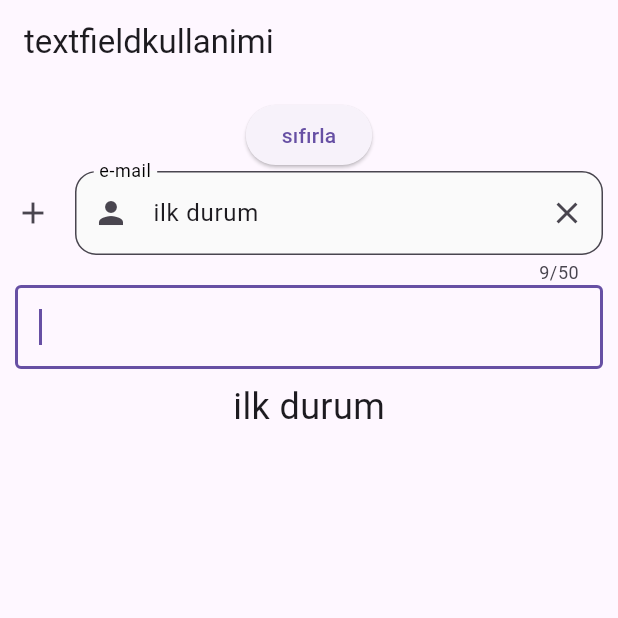
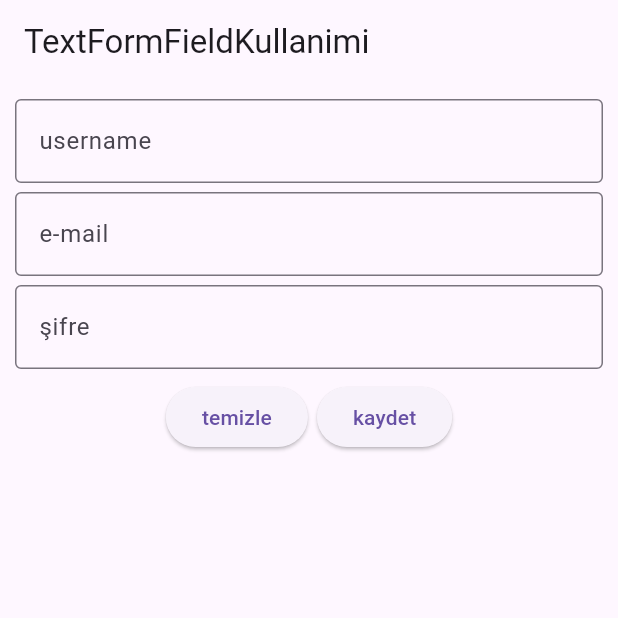
Before and after one commit to musa1acibalik/flutter-learning, a Flutter app: the screen it shows after launch, on a phone screen of 412 x 824 dp, the top half of it. Run offline on Flutter 3.47's test engine with Material 3 defaults, Android fonts, the phone set to English and light mode, and no system bars; our stand-ins replace dio, email_validator, flutter_smart_dialog, fluttertoast.

Commit message:
use text-form-field

```diff
--- a/lib/main.dart
+++ b/lib/main.dart
@@ -3,6 +3,7 @@ import 'dart:math';
 import 'package:flutter/material.dart';
 import 'package:flutter_calismalari/dio_kullanimi.dart';
 import 'package:flutter_calismalari/text_field_kullanimi.dart';
+import 'package:flutter_calismalari/text_form_field_kullanimi.dart';
 import 'package:fluttertoast/fluttertoast.dart';
 
 void main(List<String> args) {
@@ -14,7 +15,7 @@ class MyApp extends StatelessWidget {
 
   @override
   Widget build(BuildContext context) {
-    return MaterialApp(theme: ThemeData(), home: TextFieldKullanimi());
+    return MaterialApp(theme: ThemeData(), home: TextFormFieldKullanimi());
   }
 }
 
--- /dev/null
+++ b/lib/text_form_field_kullanimi.dart
@@ -0,0 +1,125 @@
+import 'package:email_validator/email_validator.dart';
+import 'package:flutter/material.dart';
+
+class TextFormFieldKullanimi extends StatefulWidget {
+  const TextFormFieldKullanimi({super.key});
+
+  @override
+  State<TextFormFieldKullanimi> createState() => _TextFormFieldKullanimiState();
+}
+
+class _TextFormFieldKullanimiState extends State<TextFormFieldKullanimi> {
+  final _formkey = GlobalKey<FormState>();
+  String _username = '', _email = '', _password = '';
+
+  @override
+  Widget build(BuildContext context) {
+    return Scaffold(
+      appBar: AppBar(title: Text("TextFormFieldKullanimi")),
+      body: Padding(
+        padding: EdgeInsets.all(10),
+        child: Form(
+          autovalidateMode: AutovalidateMode.disabled,
+          key: _formkey,
+          child: Column(
+            children: [
+              TextFormField(
+                validator: (value) {
+                  if (value!.length < 6) {
+                    return 'user name en az 6 karakter olmalı';
+                  } else {
+                    return null;
+                  }
+                },
+                decoration: InputDecoration(
+                  border: OutlineInputBorder(),
+                  labelText: 'username ',
+                  hintText: 'username giriniz',
+                ),
+                onSaved: (newValue) {
+                  _username = newValue!;
+                },
+              ),
+              SizedBox(height: 6),
+              TextFormField(
+                keyboardType: TextInputType.emailAddress,
+
+                validator: (value) {
+                  if (!EmailValidator.validate(value!)) {
+                    return 'geçerli bir mail giriniz';
+                  } else {
+                    return null;
+                  }
+                },
+                onSaved: (newValue) {
+                  _email = newValue!;
+                },
+                decoration: InputDecoration(
+                  border: OutlineInputBorder(),
+                  labelText: 'e-mail ',
+                  hintText: 'e-mail giriniz',
+                ),
+              ),
+              SizedBox(height: 6),
+              TextFormField(
+                keyboardType: TextInputType.emailAddress,
+
+                validator: (value) {
+                  if (value!.length < 6) {
+                    return 'karakter sayısı 6 dan fazla olmalı';
+                  } else {
+                    return null;
+                  }
+                },
+                onSaved: (newValue) {
+                  _password != newValue;
+                },
+                obscureText: true,
+                decoration: InputDecoration(
+                  border: OutlineInputBorder(),
+                  labelText: 'şifre ',
+                  hintText: 'şifre giriniz',
+                ),
+              ),
+              SizedBox(height: 8),
+              Row(
+                mainAxisAlignment: MainAxisAlignment.center,
+
+                children: [
+                  ElevatedButton(
+                    onPressed: () {
+                      _formkey.currentState!.reset();
+                    },
+                    child: Text("temizle"),
+                  ),
+                  SizedBox(width: 6),
+                  ElevatedButton(
+                    onPressed: () {
+                      bool sonuc = _formkey.currentState!.validate();
+                      if (sonuc) {
+                        _formkey.currentState!.save();
+                        ScaffoldMessenger.of(context).showSnackBar(
+                          SnackBar(
+                            content: Text('username: $_username email:$_email'),
+                          ),
+                        );
+                      } else {
+                        ScaffoldMessenger.of(context).showSnackBar(
+                          SnackBar(
+                            content: Text('tüm veriler validate olmalı'),
+                            backgroundColor: Colors.red,
+                          ),
+                        );
+                      }
+                    },
+                    child: Text("kaydet"),
+                  ),
+                ],
+              ),
+            ],
+          ),
+        ),
+      ),
+    );
+  }
+}
--- a/pubspec.yaml
+++ b/pubspec.yaml
@@ -37,6 +37,7 @@ dependencies:
   flutter_smart_dialog: ^4.9.8+9
   fluttertoast: ^9.0.0
   dio: ^5.9.1
+  email_validator: ^3.0.0
 
 dev_dependencies:
   flutter_test:
```
Also changed, not shown: pubspec.lock.
